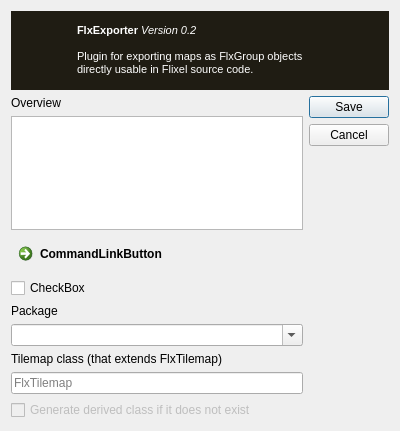
This is settingsdialog.ui in jkirsteins/Tiled-FlxExporter as Qt 5 draws it before an edit. The edited form follows.
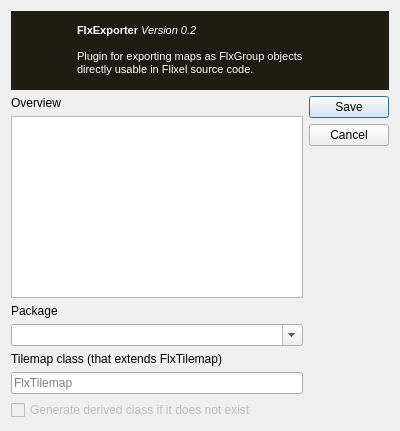
This is the edited form. Icons and pictures are not drawn.

Commit message:
Fixed errorenous classname in progressdialog.ui
Also updated flxExporter.pro. These changes should ensure
easy plug-and-play compilation

```diff
--- a/settingsdialog.ui
+++ b/settingsdialog.ui
@@ -149,20 +149,6 @@
            </property>
           </widget>
          </item>
-         <item>
-          <widget class="QCommandLinkButton" name="commandLinkButton">
-           <property name="text">
-            <string>CommandLinkButton</string>
-           </property>
-          </widget>
-         </item>
-         <item>
-          <widget class="QCheckBox" name="checkBox">
-           <property name="text">
-            <string>CheckBox</string>
-           </property>
-          </widget>
-         </item>
          <item>
           <widget class="QLabel" name="label_2">
            <property name="text">
```
The commit also changes 5 other files.
